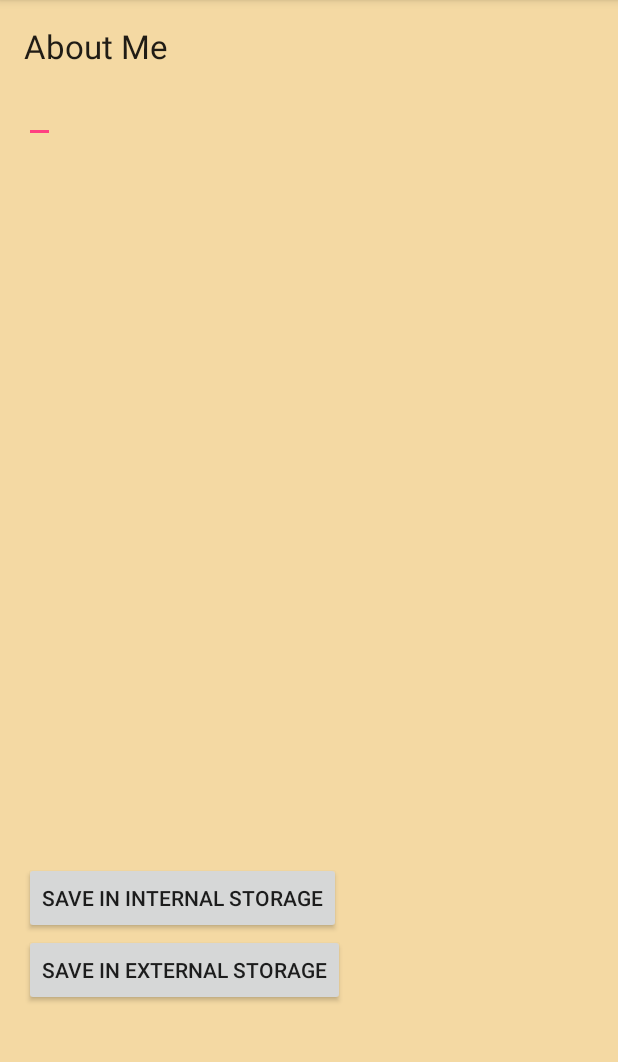
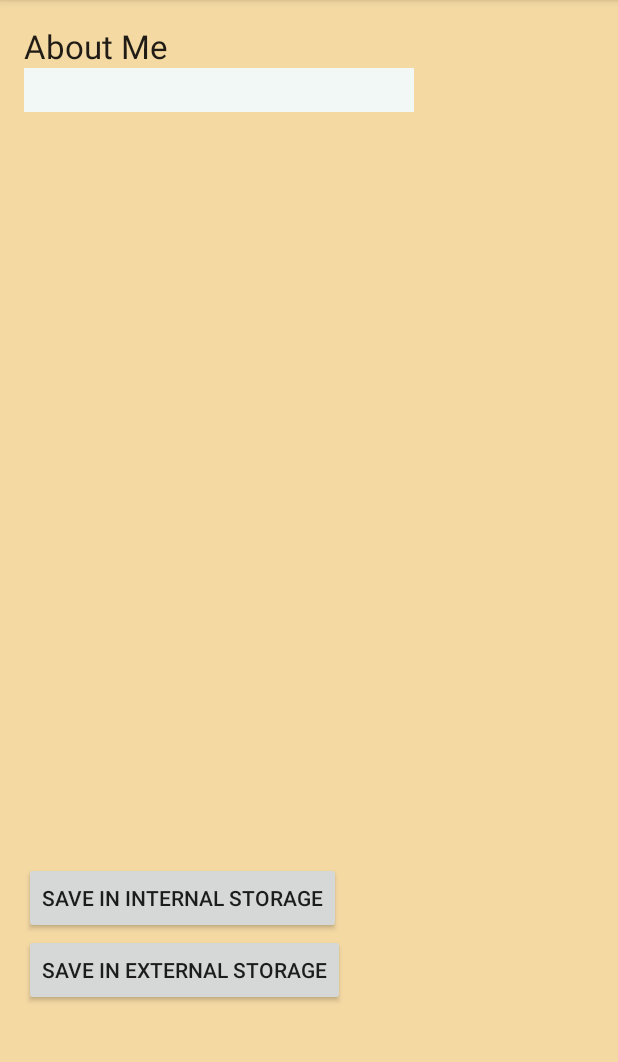
Before and after one commit to AbariBhattacharya/MC_Assignment3, an Android app: the AboutMeActivity screen opened directly, with no data from a screen before it, on a phone screen of 412 x 824 dp, the part 84-1146 px from its top. Run offline under Robolectric (Android 15) with nearby library versions, the phone set to English and light mode, and no system bars.

```diff
--- a/app/src/main/java/com/example/dell/assignment3/DatabaseHelper.java
+++ b/app/src/main/java/com/example/dell/assignment3/DatabaseHelper.java
@@ -55,7 +55,7 @@ public class DatabaseHelper extends SQLiteOpenHelper {
     }
     public Cursor getData(String UserN){
        SQLiteDatabase db=this.getWritableDatabase();
-        Cursor res=db.rawQuery("Select * from" + TABLE_NAME + "where userName = " +UserN+ "", null );
+        Cursor res=db.rawQuery("Select * from " + TABLE_NAME +  "", null );
         return res;
     }
 }
--- a/app/src/main/java/com/example/dell/assignment3/LoginPageActivity.java
+++ b/app/src/main/java/com/example/dell/assignment3/LoginPageActivity.java
@@ -53,6 +53,7 @@ public class LoginPageActivity extends AppCompatActivity {
                 intent.putExtra("Uname",name);
                 intent.putExtra("Pword",pwd);
                 startActivityForResult(intent,REQUEST_CODE_DETAILPAGE);
+                finish();
             }
         });
     }
--- a/app/src/main/res/layout/activity_about_me.xml
+++ b/app/src/main/res/layout/activity_about_me.xml
@@ -20,21 +20,12 @@
         android:layout_alignParentLeft="true"
         android:layout_alignParentStart="true" />
 
-    <EditText
-        android:layout_width="wrap_content"
-        android:layout_height="wrap_content"
-        android:textAppearance="?android:attr/textAppearanceLarge"
-        android:id="@+id/editText"
-        android:layout_below="@+id/textView2"
-        android:layout_alignParentLeft="true"
-        android:layout_alignParentStart="true" />
-
     <Button
         android:layout_width="wrap_content"
         android:layout_height="wrap_content"
         android:text="Save In Internal Storage"
-        android:id="@+id/button"
-        android:layout_above="@+id/button2"
+        android:id="@+id/intButton"
+        android:layout_above="@+id/extbutton"
         android:layout_alignParentLeft="true"
         android:layout_alignParentStart="true" />
 
@@ -42,9 +33,22 @@
         android:layout_width="wrap_content"
         android:layout_height="wrap_content"
         android:text="Save In External Storage"
-        android:id="@+id/button2"
+        android:id="@+id/extbutton"
         android:layout_alignParentBottom="true"
         android:layout_alignParentLeft="true"
         android:layout_alignParentStart="true"
         android:layout_marginBottom="81dp" />
+
+    <EditText
+        android:layout_width="wrap_content"
+        android:layout_height="wrap_content"
+        android:textAppearance="?android:attr/textAppearanceLarge"
+        android:id="@+id/aboutMeEditText"
+        android:inputType="text"
+        android:ems="10"
+        android:background="#f1f8f5"
+        android:outlineProvider="paddedBounds"
+        android:layout_below="@+id/textView2"
+        android:layout_alignParentLeft="true"
+        android:layout_alignParentStart="true" />
 </RelativeLayout>
```
Also changed, not shown: app/src/main/java/com/example/dell/assignment3/AboutMeActivity.java (+50 -0 lines), app/src/main/java/com/example/dell/assignment3/SignUpActivity.java (+35 -0 lines), app/src/main/java/com/example/dell/assignment3/UserDetailActivity.java (+30 -5 lines), app/src/main/res/layout/activity_sign_up.xml (+10 -2 lines), app/src/main/res/layout/activity_user_detail.xml (+9 -9 lines).
